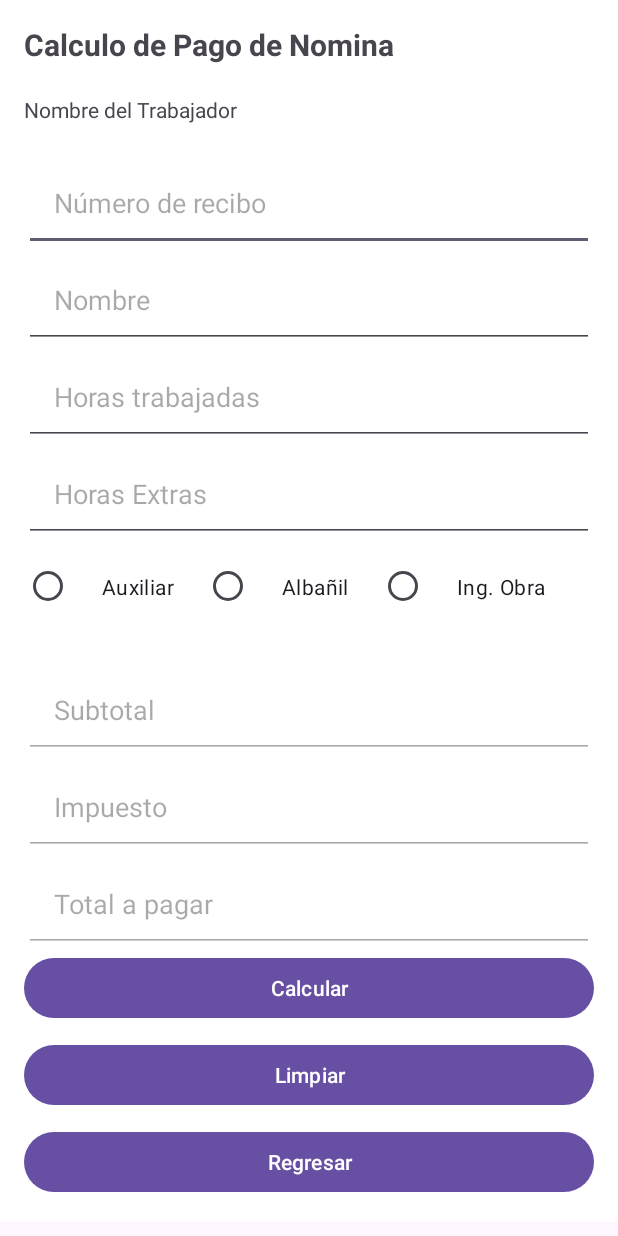
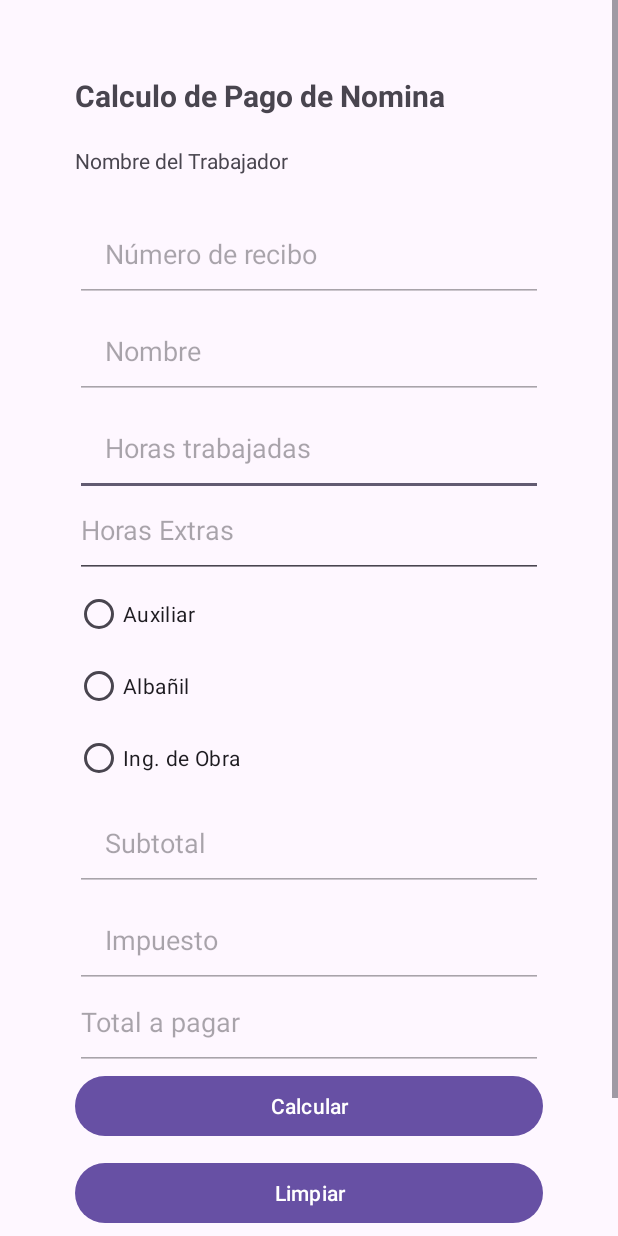
Before and after one commit to MJazel/preexamen, an Android app: the layout activity_detalles.xml on its own in the app's theme, with its tools: preview values and no code run, on a phone screen of 412 x 824 dp. Run offline under Robolectric (Android 15) with nearby library versions, the phone set to English and light mode, and no system bars.

```diff
--- a/app/src/main/AndroidManifest.xml
+++ b/app/src/main/AndroidManifest.xml
@@ -13,7 +13,7 @@
         android:theme="@style/Theme.ReciboDeNomina"
         tools:targetApi="31">
         <activity
-            android:name=".DetalleActivity"
+            android:name=".DetallesActivity"
             android:exported="false" />
         <activity
             android:name=".MainActivity"
--- a/app/src/main/java/com/example/recibodenomina/MainActivity.java
+++ b/app/src/main/java/com/example/recibodenomina/MainActivity.java
@@ -36,7 +36,7 @@ public class MainActivity extends AppCompatActivity {
             @Override
             public void onClick(View v) {
                 String nombre = editTextNombre.getText().toString();
-                Intent intent = new Intent(MainActivity.this, DetalleActivity.class);
+                Intent intent = new Intent(MainActivity.this, DetallesActivity.class);
                 intent.putExtra("nombre", nombre);
                 startActivity(intent);
             }
--- a/app/src/main/res/layout/activity_detalles.xml
+++ b/app/src/main/res/layout/activity_detalles.xml
@@ -7,8 +7,7 @@
         android:layout_width="match_parent"
         android:layout_height="wrap_content"
         android:orientation="vertical"
-        android:padding="16dp"
-        android:background="#FFFFFF">
+        android:padding="50dp">
 
         <TextView
             android:layout_width="wrap_content"
@@ -29,24 +28,26 @@
             android:id="@+id/editTextNumRecibo"
             android:layout_width="match_parent"
             android:layout_height="wrap_content"
+            android:hint="Número de recibo"
             android:padding="20dp"
-            android:hint="Número de recibo"
+            android:enabled="false"
             android:paddingBottom="10dp" />
 
         <EditText
             android:id="@+id/editTextNombre"
             android:layout_width="match_parent"
             android:layout_height="wrap_content"
+            android:hint="Nombre"
             android:padding="20dp"
-            android:hint="Nombre"
+            android:enabled="false"
             android:paddingBottom="10dp" />
 
         <EditText
             android:id="@+id/editTextHorasTrabajadas"
             android:layout_width="match_parent"
             android:layout_height="wrap_content"
+            android:hint="Horas trabajadas"
             android:padding="20dp"
-            android:hint="Horas trabajadas"
             android:inputType="number"
             android:paddingBottom="10dp" />
 
@@ -55,37 +56,31 @@
             android:layout_width="match_parent"
             android:layout_height="wrap_content"
             android:hint="Horas Extras"
-            android:padding="20dp"
             android:inputType="number"
             android:paddingBottom="20dp" />
 
         <RadioGroup
             android:id="@+id/radioGroupPuesto"
-            android:layout_width="match_parent"
-            android:layout_height="wrap_content"
-            android:orientation="horizontal"
-            android:paddingBottom="20dp">
+            android:layout_width="wrap_content"
+            android:layout_height="wrap_content">
 
             <RadioButton
                 android:id="@+id/radioButtonAuxiliar"
                 android:layout_width="wrap_content"
                 android:layout_height="wrap_content"
-                android:padding="20dp"
                 android:text="Auxiliar" />
 
             <RadioButton
                 android:id="@+id/radioButtonAlbanil"
                 android:layout_width="wrap_content"
-                android:padding="20dp"
                 android:layout_height="wrap_content"
                 android:text="Albañil" />
 
             <RadioButton
                 android:id="@+id/radioButtonIngObra"
                 android:layout_width="wrap_content"
-                android:padding="20dp"
                 android:layout_height="wrap_content"
-                android:text="Ing. Obra" />
+                android:text="Ing. de Obra" />
         </RadioGroup>
 
         <EditText
@@ -110,7 +105,6 @@
             android:id="@+id/editTextTotal"
             android:layout_width="match_parent"
             android:layout_height="wrap_content"
-            android:padding="20dp"
             android:hint="Total a pagar"
             android:enabled="false"
             android:paddingBottom="20dp" />
--- a/app/src/main/res/layout/activity_main.xml
+++ b/app/src/main/res/layout/activity_main.xml
@@ -49,6 +49,5 @@
         android:id="@+id/buttonSalir"
         android:layout_width="match_parent"
         android:layout_height="wrap_content"
-        android:text="Salir"
-        />
+        android:text="Salir" />
 </LinearLayout>
```
Also changed, not shown: app/src/main/java/com/example/recibodenomina/DetallesActivity.java (+58 -4 lines).
